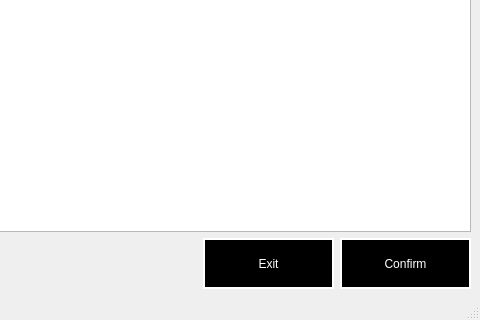
The window that client/Lobby/selectcars.ui (mateozorzi/practice-sdd) describes before a commit, drawn with Qt 5; both pictures show x 316 to 796 and y 254 to 574 of the 796 by 574 pixel window.
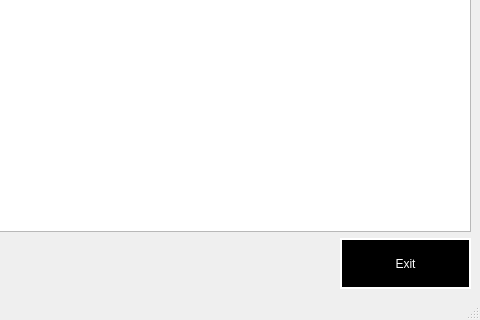
The same window after the commit. Icons and pictures are not drawn.

Commit message: delete unused button in lobby

The edit to the form file:
```diff
--- a/client/Lobby/selectcars.ui
+++ b/client/Lobby/selectcars.ui
@@ -199,31 +199,6 @@
         </property>
        </widget>
       </item>
-      <item>
-       <widget class="QPushButton" name="Confirm">
-        <property name="minimumSize">
-         <size>
-          <width>131</width>
-          <height>51</height>
-         </size>
-        </property>
-        <property name="maximumSize">
-         <size>
-          <width>131</width>
-          <height>51</height>
-         </size>
-        </property>
-        <property name="styleSheet">
-         <string notr="true">border: 2px solid;
-color: rgb(255, 255, 255);
-background-color: rgb(0, 0, 0);
-border-color: rgb(255, 255, 255);</string>
-        </property>
-        <property name="text">
-         <string>Confirm</string>
-        </property>
-       </widget>
-      </item>
      </layout>
     </item>
    </layout>
```
The commit also changes 2 other files.
